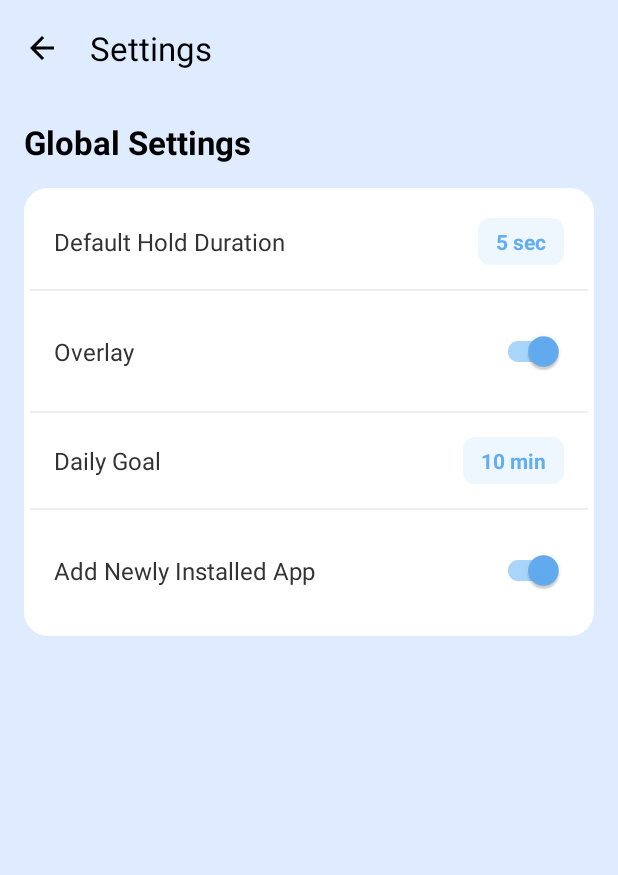
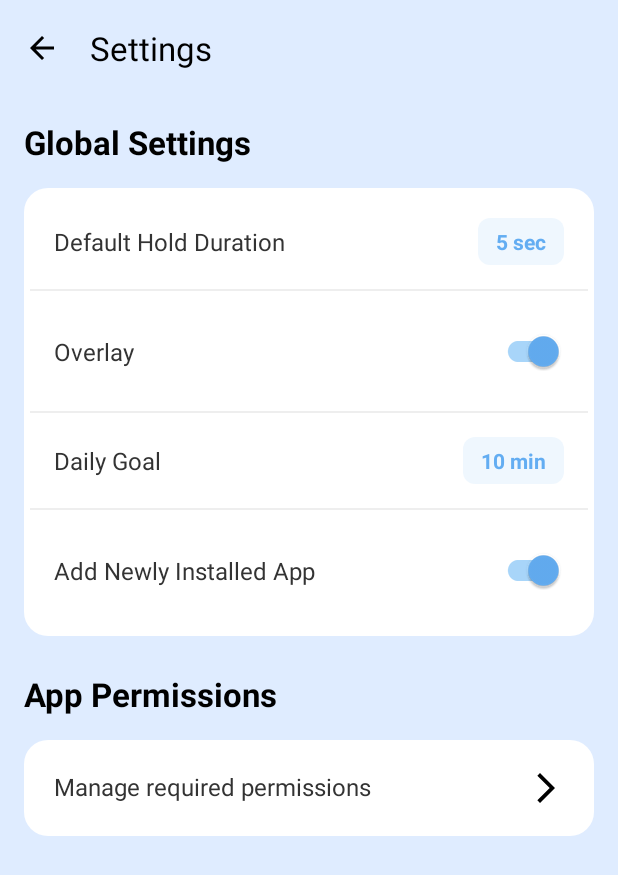
Before and after one commit to mazzampr/hold-blockapp, an Android app: the SettingsActivity screen opened directly, with no data from a screen before it, on a phone screen of 412 x 824 dp. Shown: the top 875 px of the screen. Run offline under Robolectric (Android 15) with nearby library versions, the phone set to English and light mode, and no system bars.

Commit message:
Fix a revision: - number of countdown down is set to 0 instead of 1 - Fixing the Countdown Timing - Adding a Permissions Menu in Settings

```diff
--- a/app/src/main/java/com/dane/hold/OverlayService.kt
+++ b/app/src/main/java/com/dane/hold/OverlayService.kt
@@ -7,7 +7,9 @@ import android.content.Intent
 import android.graphics.PixelFormat
 import android.os.Build
 import android.os.CountDownTimer
+import android.os.Handler
 import android.os.IBinder
+import android.os.Looper
 import android.os.VibrationEffect
 import android.os.Vibrator
 import android.view.KeyEvent
@@ -105,10 +107,11 @@ class OverlayService: Service() {
         button.text = ""
         countdownText.visibility = View.VISIBLE
 
+
         countDownTimer = object : CountDownTimer(duration, 16) { // Update ~60fps
             override fun onTick(millisUntilFinished: Long) {
                 // 1. Update Teks Countdown
-                val secondsLeft = (millisUntilFinished / 1000) + 1
+                val secondsLeft = Math.ceil(millisUntilFinished / 1000.0).toInt() - 1
                 countdownText.text = secondsLeft.toString()
 
                 // 2. Hitung Progres (0.0 -> 1.0)
@@ -123,9 +126,14 @@ class OverlayService: Service() {
             }
 
             override fun onFinish() {
+                countdownText.text = "0"
                 vibrate(150)
                 unlockSuccessful = true
-                stopSelf()
+
+                // Add a short delay so the user can see the "0" before the overlay disappears
+                Handler(Looper.getMainLooper()).postDelayed({
+                    stopSelf()
+                }, 200)
             }
         }.start()
     }
--- a/app/src/main/java/com/dane/hold/PermissionActivity.kt
+++ b/app/src/main/java/com/dane/hold/PermissionActivity.kt
@@ -9,6 +9,7 @@ import android.os.PowerManager
 import android.provider.Settings
 import android.text.TextUtils
 import android.widget.ImageView
+import android.widget.Toast
 import androidx.appcompat.app.AppCompatActivity
 import com.google.android.material.card.MaterialCardView
 
@@ -24,14 +25,29 @@ class PermissionActivity : AppCompatActivity() {
         val btnClose: ImageView = findViewById(R.id.btn_close)
 
         backgroundCard.setOnClickListener {
-            requestIgnoreBatteryOptimizations()
+            if (isIgnoringBatteryOptimizations()) {
+                Toast.makeText(this, "Permission already granted", Toast.LENGTH_SHORT).show()
+            } else {
+                requestIgnoreBatteryOptimizations()
+            }
         }
+
         overlayCard.setOnClickListener {
-            requestOverlayPermission()
+            if (hasOverlayPermission()) {
+                Toast.makeText(this, "Permission already granted", Toast.LENGTH_SHORT).show()
+            } else {
+                requestOverlayPermission()
+            }
         }
+
         accessibilityCard.setOnClickListener {
-            startActivity(Intent(Settings.ACTION_ACCESSIBILITY_SETTINGS))
+            if (isAccessibilityServiceEnabled()) {
+                Toast.makeText(this, "Permission already granted", Toast.LENGTH_SHORT).show()
+            } else {
+                startActivity(Intent(Settings.ACTION_ACCESSIBILITY_SETTINGS))
+            }
         }
+
         btnClose.setOnClickListener {
             finish()
         }
--- a/app/src/main/java/com/dane/hold/SettingsActivity.kt
+++ b/app/src/main/java/com/dane/hold/SettingsActivity.kt
@@ -1,6 +1,7 @@
 package com.dane.hold
 
 import android.content.Context
+import android.content.Intent
 import android.content.SharedPreferences
 import android.os.Bundle
 import android.text.InputType
@@ -23,6 +24,7 @@ class SettingsActivity : AppCompatActivity() {
     private lateinit var overlaySwitch: SwitchMaterial
     private lateinit var newlyInstalledSwitch: SwitchMaterial
     private lateinit var toolbar: MaterialToolbar
+    private lateinit var managePermissionsText: TextView
 
     private lateinit var sharedPreferences: SharedPreferences
 
@@ -53,14 +55,10 @@ class SettingsActivity : AppCompatActivity() {
         dailyGoalValueText = findViewById(R.id.text_view_daily_goal_value)
         overlaySwitch = findViewById(R.id.switch_overlay)
         newlyInstalledSwitch = findViewById(R.id.switch_newly_installed)
+        managePermissionsText = findViewById(R.id.text_manage_permissions)
 
-        // Setup the toolbar for navigation
         setupToolbar()
-
-        // Load any saved settings into the UI
         loadSettings()
-
-        // Setup listeners for user interactions
         setupClickListeners()
     }
 
@@ -107,7 +105,9 @@ class SettingsActivity : AppCompatActivity() {
             )
         }
 
-
+        managePermissionsText.setOnClickListener {
+            startActivity(Intent(this, PermissionActivity::class.java))
+        }
 
         overlaySwitch.setOnCheckedChangeListener { _, isChecked ->
             saveBooleanSetting(KEY_OVERLAY, isChecked)
--- /dev/null
+++ b/app/src/main/res/drawable/ic_arrow_forward.xml
@@ -0,0 +1,5 @@
+<vector xmlns:android="http://schemas.android.com/apk/res/android" android:autoMirrored="true" android:height="24dp" android:tint="#000000" android:viewportHeight="24" android:viewportWidth="24" android:width="24dp">
+
+    <path android:fillColor="@android:color/white" android:pathData="M6.23,20.23l1.77,1.77l10,-10l-10,-10l-1.77,1.77l8.23,8.23z"/>
+
+</vector>
--- a/app/src/main/res/layout/activity_settings.xml
+++ b/app/src/main/res/layout/activity_settings.xml
@@ -43,6 +43,7 @@
         app:layout_constraintTop_toBottomOf="@id/app_bar_layout" />
 
     <LinearLayout
+        android:id="@+id/card_global_settings"
         android:layout_width="0dp"
         android:layout_height="wrap_content"
         android:layout_marginTop="16dp"
@@ -198,4 +199,45 @@
 
     </LinearLayout>
 
+    <TextView
+        android:id="@+id/text_view_permissions_title"
+        android:layout_width="wrap_content"
+        android:layout_height="wrap_content"
+        android:layout_marginStart="16dp"
+        android:layout_marginTop="24dp"
+        android:text="App Permissions"
+        android:textColor="@color/black"
+        android:textSize="22sp"
+        android:textStyle="bold"
+        app:layout_constraintStart_toStartOf="parent"
+        app:layout_constraintTop_toBottomOf="@id/card_global_settings" />
+
+    <LinearLayout
+        android:layout_width="0dp"
+        android:layout_height="wrap_content"
+        android:layout_marginStart="16dp"
+        android:layout_marginTop="16dp"
+        android:layout_marginEnd="16dp"
+        android:background="@drawable/rounded_background"
+        android:orientation="vertical"
+        android:padding="4dp"
+        app:layout_constraintEnd_toEndOf="parent"
+        app:layout_constraintStart_toStartOf="parent"
+        app:layout_constraintTop_toBottomOf="@id/text_view_permissions_title">
+
+        <TextView
+            android:id="@+id/text_manage_permissions"
+            android:layout_width="match_parent"
+            android:layout_height="wrap_content"
+            android:background="?attr/selectableItemBackground"
+            android:clickable="true"
+            android:focusable="true"
+            android:padding="16dp"
+            android:text="Manage required permissions"
+            android:textColor="#333333"
+            android:textSize="16sp"
+            app:drawableEndCompat="@drawable/ic_arrow_forward" />
+
+    </LinearLayout>
+
 </androidx.constraintlayout.widget.ConstraintLayout>
```
